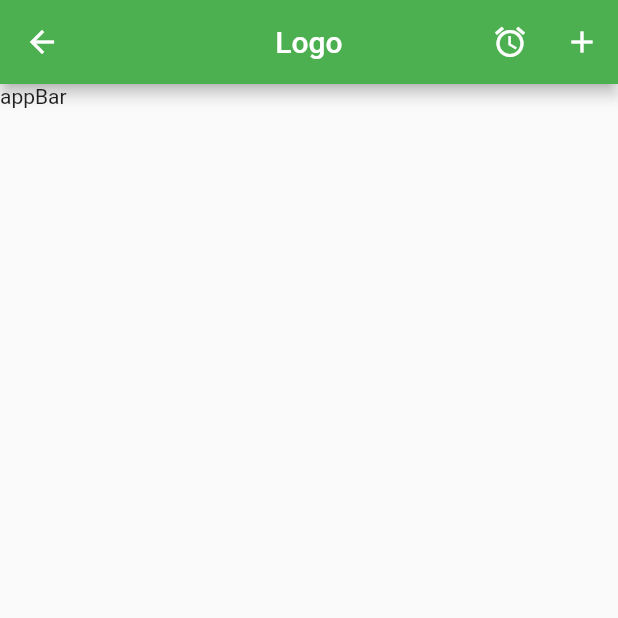
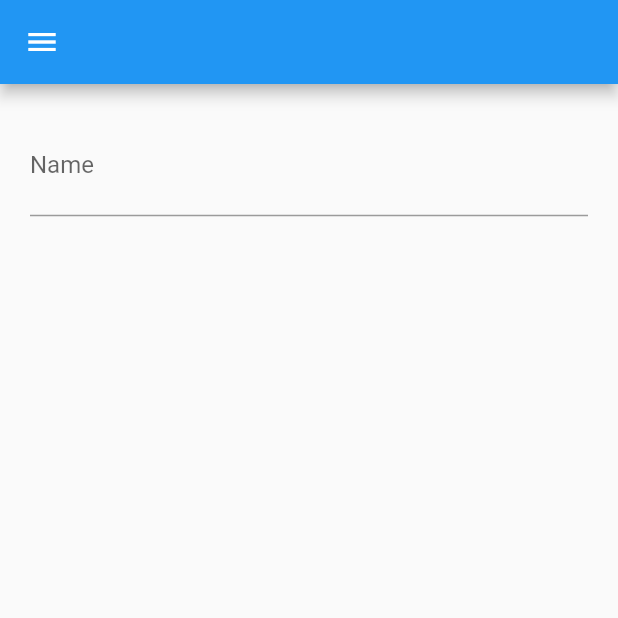
Before and after one commit to messabih-khalil/flutter, a Flutter app: the screen it shows after launch, on a phone screen of 412 x 824 dp, the top half of it. Run offline on Flutter 3.47's test engine with Material 2 defaults, Android fonts, the phone set to English and light mode, and no system bars.

Commit message:
TextFormField

```diff
--- a/lib/test.dart
+++ b/lib/test.dart
@@ -11,25 +11,24 @@ class TestState extends State<TestStatefull> {
   @override
   Widget build(BuildContext context) {
     return Scaffold(
-        appBar: AppBar(
-          title: Text("Logo"),
-          leading: IconButton(
-            icon: Icon(Icons.arrow_back),
-            onPressed: () {},
+        appBar: AppBar(),
+        drawer: Drawer(),
+        body: Container(
+          padding: EdgeInsets.all(20),
+          child: Column(
+            children: [
+              TextFormField(
+                decoration: InputDecoration(
+                    hintText: "Write your name ...",
+                    // prefixIcon: Icon(Icons.help),
+                    labelText: "Name",
+                    suffix: Icon(
+                      Icons.error,
+                      color: Colors.red,
+                    )),
+              )
+            ],
           ),
-          actions: [
-            IconButton(
-              icon: Icon(Icons.access_alarm),
-              onPressed: () {},
-            ),
-            IconButton(
-              icon: Icon(Icons.add),
-              onPressed: () {},
-            ),
-          ],
-          backgroundColor: Colors.green,
-          centerTitle: true,
-        ),
-        body: Text("appBar"));
+        ));
   }
 }
```
